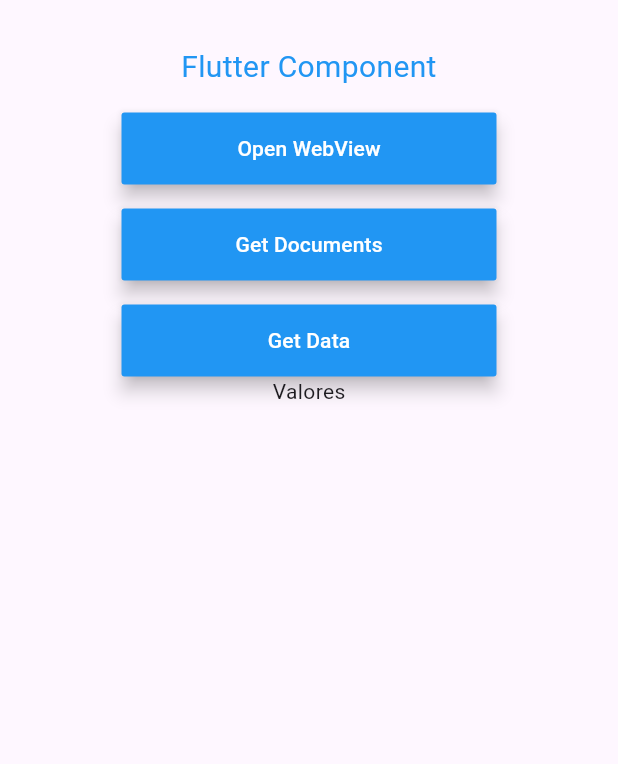
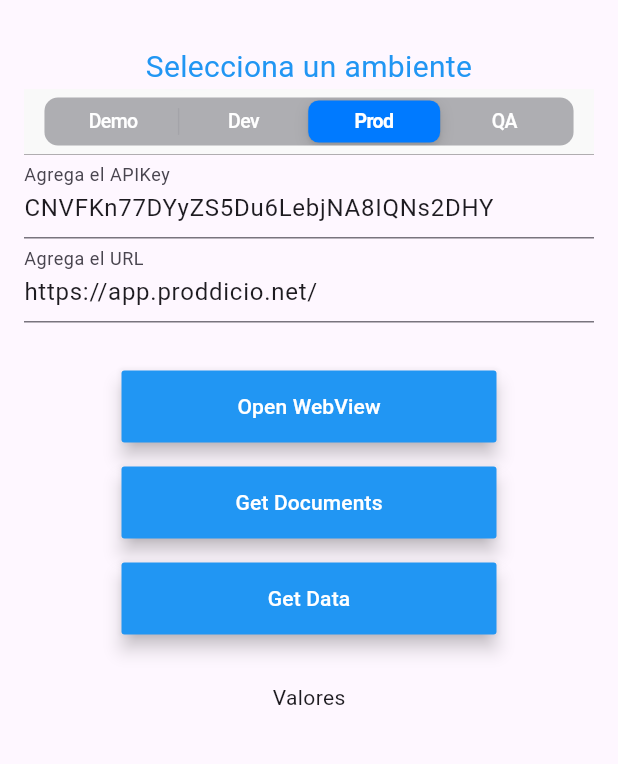
Before and after one commit to rockytodicio/FlutterDicio, a Flutter app: the screen it shows after launch, on a phone screen of 412 x 824 dp, the part 63-827 px from its top. Run offline on Flutter 3.47's test engine with Material 3 defaults, Android fonts, the phone set to English and light mode, and no system bars; missing offline and left inert: android_intent.

Commit message:
Agregando detalles a la vista y comunicación con iOS para el envío de valores

```diff
--- a/lib/main.dart
+++ b/lib/main.dart
@@ -1,22 +1,29 @@
-import 'dart:async';
+
 import 'package:flutter/material.dart';
 import 'package:flutter/services.dart';
 import 'dart:io' as IO;
 import 'package:android_intent/android_intent.dart';
+import 'package:flutter/cupertino.dart';
+
 
 void main() => runApp(new MyApp());
+
+enum Enviroment {Dev, QA, Demo, Prod}
+
 
 class MyApp extends StatelessWidget {
   // This widget is the root of your application.
   @override
   Widget build(BuildContext context) {
-    return new MaterialApp(
-        title: 'Flutter Demo SDK',
-        home: new Scaffold(
-            appBar: new AppBar(
-              title: new Text('PivoteSDK Flutter'),
+    return MaterialApp(
+        title: 'PivoteSDK Flutter',
+        home: Scaffold(
+            appBar: AppBar(
+              title: Text('PivoteSDK Flutter'),
             ),
-            body: FlutterPage()));
+            body: FlutterPage()
+        )
+    );
   }
 }
 
@@ -29,6 +36,12 @@
   static const String _channel = 'test_activity';
   static const platform = const MethodChannel(_channel);
   String _dataFromFlutter = "Valores";
+  Enviroment selectedEnvironment = Enviroment.Prod;
+  String _APIKey = "CNVFKn77DYyZS5Du6LebjNA8IQNs2DHY";
+  String _url = "https://app.proddicio.net/";
+  TextEditingController apiKey = TextEditingController(text: "CNVFKn77DYyZS5Du6LebjNA8IQNs2DHY");
+  TextEditingController urlEnviroment = TextEditingController(text: "https://app.proddicio.net/");
+
 
   @override
   void initState() {
@@ -65,24 +78,104 @@
     });
   }
 
+
+
   @override
   Widget build(BuildContext context) {
     return ListView.builder(
         itemCount: 1,
         itemBuilder: (context, rowNumber) {
-          return new Container(
+          return Container(
             padding: EdgeInsets.all(16.0),
-            child: new Column(
+            child: Column(
               children: <Widget>[
-                new Text(
-                  'Flutter Component',
+                Text(
+                  'Selecciona un ambiente',
                   style: TextStyle(fontSize: 20.0, color: Colors.blue),
-                  textAlign: TextAlign.center,
+                  textAlign: TextAlign.center
                 ),
-                new SizedBox(
-                  height: 16.0,
+
+                CupertinoNavigationBar(
+
+                    middle: CupertinoSlidingSegmentedControl<Enviroment>(
+                      backgroundColor: CupertinoColors.systemGrey2,
+                      thumbColor: CupertinoColors.activeBlue,
+
+                      groupValue: selectedEnvironment,
+                      onValueChanged: (Enviroment? value) {
+
+                        if(value != null){
+                          setState(() {
+                            selectedEnvironment = value;
+
+                          });
+                        }
+
+                      },
+                      children: const <Enviroment, Widget>{
+                        Enviroment.Demo: Padding(
+                          padding: EdgeInsets.symmetric(horizontal: 10),
+                          child: Text(
+                            'Demo',
+                            style: TextStyle(color: CupertinoColors.white),
+                          ),
+                        ),
+                        Enviroment.Dev: Padding(
+                          padding: EdgeInsets.symmetric(horizontal: 20),
+                          child: Text(
+                            'Dev',
+                            style: TextStyle(color: CupertinoColors.white),
+                          ),
+                        ),
+                        Enviroment.Prod: Padding(
+                          padding: EdgeInsets.symmetric(horizontal: 20),
+                          child: Text(
+                            'Prod',
+                            style: TextStyle(color: CupertinoColors.white),
+                          ),
+                        ),
+                        Enviroment.QA: Padding(
+                          padding: EdgeInsets.symmetric(horizontal: 20),
+                          child: Text(
+                            'QA',
+                            style: TextStyle(color: CupertinoColors.white),
+                          ),
+                        ),
+                      },
+                    )
                 ),
-                new MaterialButton(
+
+                TextField(
+
+                  onChanged: (apikey){
+                    _APIKey = apikey;
+
+
+                  },
+                    controller: apiKey,
+                  decoration: InputDecoration(
+                      border: UnderlineInputBorder(),
+                      labelText: 'Agrega el APIKey',
+                    hintText: 'CNVFKn77DYyZS5Du6LebjNA8IQNs2DHY',
+                  )
+                ),
+
+                TextField(
+                  onChanged: (urldicio){
+                    _url = urldicio;
+                  },
+                    controller: urlEnviroment,
+                    decoration: InputDecoration(
+                        border: UnderlineInputBorder(),
+                        labelText: 'Agrega el URL',
+                        hintText: 'https://app.proddicio.net/',
+
+                    )
+                ),
+                Padding(
+                    padding: const EdgeInsets.symmetric(horizontal: 8, vertical: 16)
+                ),
+                MaterialButton(
                     child: const Text('Open WebView'),
                     elevation: 5.0,
                     height: 48.0,
@@ -93,10 +186,10 @@
                       print("button pressed");
                       _getNewActivity();
                     }),
-                new SizedBox(
+                SizedBox(
                   height: 16.0,
                 ),
-                new MaterialButton(
+                MaterialButton(
                     child: const Text('Get Documents'),
                     elevation: 5.0,
                     height: 48.0,
@@ -111,10 +204,10 @@
                         _getDocsFromiOS();
                       }
                     }),
-                new SizedBox(
+                SizedBox(
                   height: 16.0,
                 ),
-                new MaterialButton(
+                MaterialButton(
                     child: const Text('Get Data'),
                     elevation: 5.0,
                     height: 48.0,
@@ -129,23 +222,34 @@
                         _getDataFromiOS();
                       }
                     }),
+                Padding(
+                    padding: const EdgeInsets.symmetric(horizontal: 8, vertical: 16)
+                ),
                 Text(
                   _dataFromFlutter,
-                ),
+                )
               ],
             ),
+
+
           );
+
         });
   }
-
   _getNewActivity() async {
     String data;
     try {
-      final String result = await platform.invokeMethod('startNewActivity');
+      final String result = await platform.invokeMethod('startNewActivity',{
+        'selectedEnvironment': selectedEnvironment.toString(),
+        'APIKey': _APIKey,
+        'url': _url,
+      });
       data = result;
+
     } on PlatformException catch (e) {
       data = "Android is not responding please check the code";
     }
+
     print(data);
     setState(() {
       _dataFromFlutter = data;
--- a/pubspec.yaml
+++ b/pubspec.yaml
@@ -1,5 +1,5 @@
 name: pivote_sdk
-description: "A new Flutter project."
+description: "Pivote SDK Flutter"
 # The following line prevents the package from being accidentally published to
 # pub.dev using `flutter pub publish`. This is preferred for private packages.
 publish_to: 'none' # Remove this line if you wish to publish to pub.dev
```
Also changed, not shown: 3 other files.
